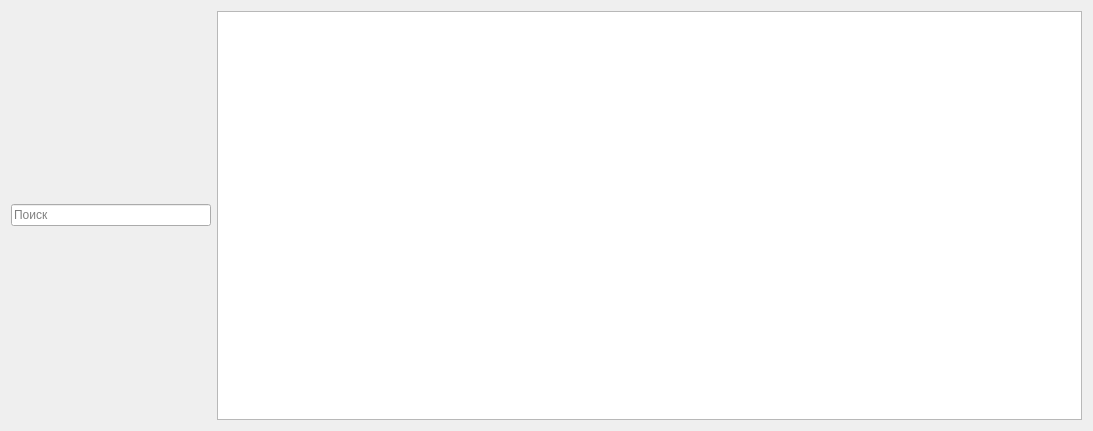
libjournaldev/libjournal, file src/searchaccountdialog.ui: the form before one commit.
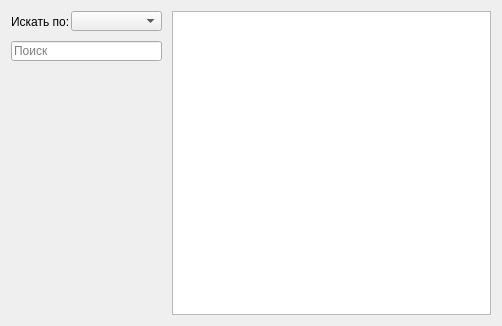
The form after the commit.

Commit message: поиск по колонке

Diff of the .ui file:
```diff
--- a/src/searchaccountdialog.ui
+++ b/src/searchaccountdialog.ui
@@ -6,30 +6,72 @@
    <rect>
     <x>0</x>
     <y>0</y>
-    <width>1093</width>
-    <height>431</height>
+    <width>502</width>
+    <height>326</height>
    </rect>
   </property>
   <property name="windowTitle">
    <string>Поиск читателя</string>
   </property>
-  <layout class="QHBoxLayout" name="horizontalLayout">
-   <item>
-    <widget class="QLineEdit" name="search">
-     <property name="maximumSize">
+  <layout class="QGridLayout" name="gridLayout">
+   <item row="0" column="2" rowspan="6">
+    <widget class="QTableView" name="tableView"/>
+   </item>
+   <item row="0" column="1">
+    <widget class="QWidget" name="widget" native="true">
+     <property name="minimumSize">
       <size>
-       <width>200</width>
-       <height>16777215</height>
+       <width>155</width>
+       <height>55</height>
       </size>
      </property>
-     <property name="placeholderText">
-      <string>Поиск</string>
-     </property>
+     <widget class="QLabel" name="label">
+      <property name="geometry">
+       <rect>
+        <x>0</x>
+        <y>0</y>
+        <width>61</width>
+        <height>21</height>
+       </rect>
+      </property>
+      <property name="text">
+       <string>Искать по:</string>
+      </property>
+     </widget>
+     <widget class="QLineEdit" name="search">
+      <property name="geometry">
+       <rect>
+        <x>0</x>
+        <y>30</y>
+        <width>151</width>
+        <height>20</height>
+       </rect>
+      </property>
+      <property name="maximumSize">
+       <size>
+        <width>200</width>
+        <height>16777215</height>
+       </size>
+      </property>
+      <property name="placeholderText">
+       <string>Поиск</string>
+      </property>
+      <property name="clearButtonEnabled">
+       <bool>true</bool>
+      </property>
+     </widget>
+     <widget class="QComboBox" name="comboBox">
+      <property name="geometry">
+       <rect>
+        <x>60</x>
+        <y>0</y>
+        <width>91</width>
+        <height>20</height>
+       </rect>
+      </property>
+     </widget>
     </widget>
    </item>
-   <item>
-    <widget class="QTableView" name="tableView"/>
-   </item>
   </layout>
  </widget>
  <resources/>
```
The commit also changes 4 other files.
